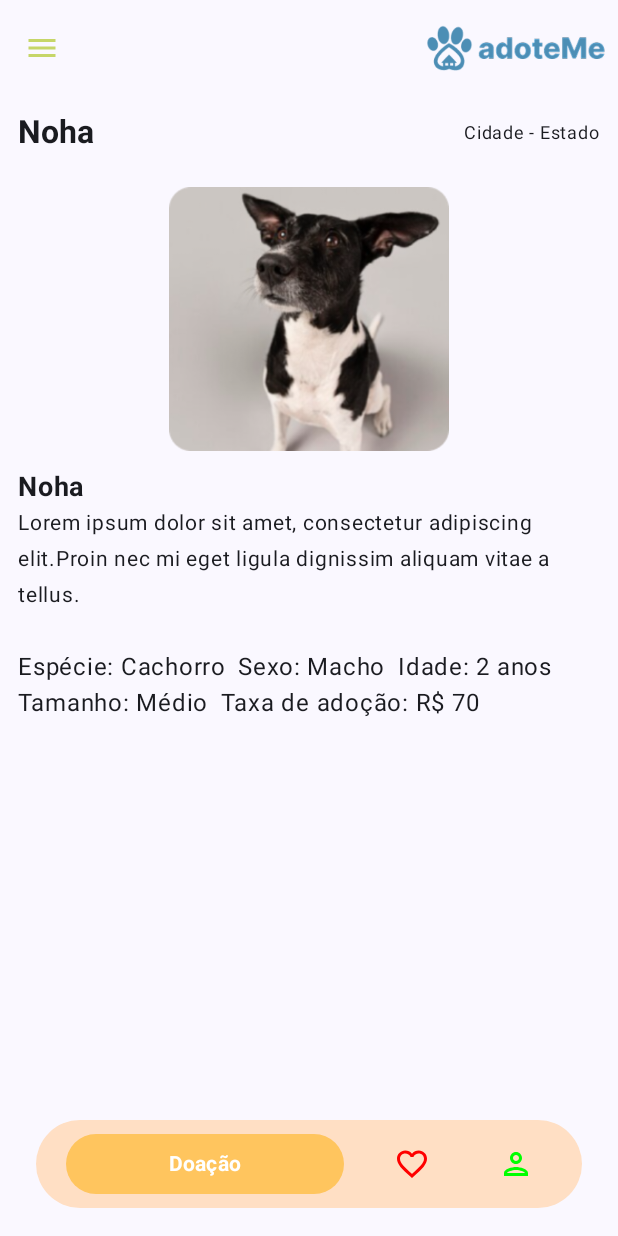
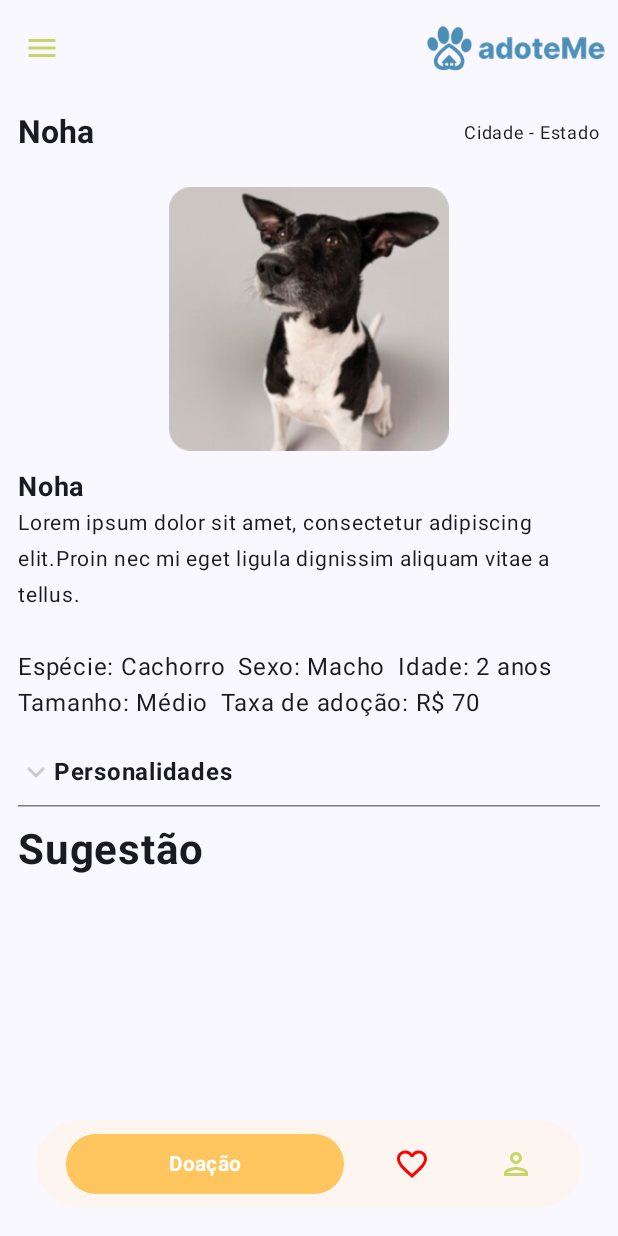
Before and after one commit to adoteme-project/adoteme-app, an Android app built with Jetpack Compose: the PetInfoScreen screen opened through its navigation route, on a phone screen of 412 x 824 dp. Run offline under Robolectric (Android 15) with nearby library versions, the light colour scheme and no system bars.

Commit message:
Componentes de personalidade do pet

```diff
--- a/app/src/main/java/com/example/adoteme_app/home/presentation/utils/components/AdotemeBottomAppBar.kt
+++ b/app/src/main/java/com/example/adoteme_app/home/presentation/utils/components/AdotemeBottomAppBar.kt
@@ -18,7 +18,6 @@ import androidx.compose.material3.Text
 import androidx.compose.runtime.Composable
 import androidx.compose.ui.Alignment
 import androidx.compose.ui.Modifier
-import androidx.compose.ui.draw.shadow
 import androidx.compose.ui.graphics.Color
 import androidx.compose.ui.text.font.FontWeight
 import androidx.compose.ui.unit.dp
@@ -31,12 +30,17 @@ fun AdotemeBottomAppBar() {
         green = 197,
         blue = 94
     )
+    // A cor do figma da muito claro
+    val secondaryColor = Color(
+        red = 253,
+        green = 246,
+        blue = 240
+    )
 
-    // A cor do fima da muito claro
-    val secondaryColor = Color(
-        red = 255,
-        green = 223,
-        blue = 196
+    val greenColor = Color(
+        red = 198,
+        green = 214,
+        blue = 104
     )
 
     BottomAppBar(
@@ -80,7 +84,7 @@ fun AdotemeBottomAppBar() {
                     Icon(
                         Icons.Outlined.Person,
                         contentDescription = "Usuário",
-                        tint = Color.Green
+                        tint = greenColor
                     )
                 }
             }
--- a/app/src/main/java/com/example/adoteme_app/pets/presentation/pet_info_screen/PetInfoScreen.kt
+++ b/app/src/main/java/com/example/adoteme_app/pets/presentation/pet_info_screen/PetInfoScreen.kt
@@ -21,6 +21,8 @@ import androidx.compose.ui.text.font.FontWeight
 import androidx.compose.ui.unit.dp
 import androidx.compose.ui.unit.sp
 import com.example.adoteme_app.R
+import com.example.adoteme_app.pets.utils.components.AccordionPersonality
+import com.example.adoteme_app.pets.utils.components.AccordionSection
 
 @Composable
 @ExperimentalLayoutApi
@@ -79,5 +81,15 @@ fun PetInfoScreen() {
             Text(text = "Tamanho: $petTamanho")
             Text(text = "Taxa de adoção: $petTaxa")
         }
+        AccordionPersonality(
+            sections = listOf(
+                AccordionSection(
+                    title = "Personalidades",
+                    rows = listOf("Brincalhão", "Calmo", "Territorial")
+                )
+            )
+        )
+        Spacer(modifier = Modifier.height(12.dp))
+        Text(text = "Sugestão", fontSize = 28.sp, fontWeight = FontWeight.Bold)
     }
 }
--- /dev/null
+++ b/app/src/main/java/com/example/adoteme_app/pets/utils/components/AccordionPersonality.kt
@@ -0,0 +1,90 @@
+package com.example.adoteme_app.pets.utils.components
+
+import androidx.compose.foundation.background
+import androidx.compose.foundation.clickable
+import androidx.compose.foundation.layout.Arrangement
+import androidx.compose.foundation.layout.Row
+import androidx.compose.foundation.layout.Spacer
+import androidx.compose.foundation.layout.fillMaxWidth
+import androidx.compose.foundation.layout.padding
+import androidx.compose.foundation.layout.size
+import androidx.compose.foundation.layout.width
+import androidx.compose.foundation.lazy.LazyColumn
+import androidx.compose.foundation.lazy.items
+import androidx.compose.material.icons.Icons
+import androidx.compose.material.icons.filled.KeyboardArrowDown
+import androidx.compose.material.icons.filled.KeyboardArrowUp
+import androidx.compose.material3.HorizontalDivider
+import androidx.compose.material3.Icon
+import androidx.compose.material3.Text
+import androidx.compose.runtime.Composable
+import androidx.compose.runtime.mutableStateOf
+import androidx.compose.runtime.remember
+import androidx.compose.runtime.toMutableStateList
+import androidx.compose.ui.Alignment
+import androidx.compose.ui.Modifier
+import androidx.compose.ui.graphics.Color
+import androidx.compose.ui.text.font.FontWeight
+import androidx.compose.ui.unit.dp
+
+@Composable
+fun AccordionPersonality(
+    sections: List<AccordionSection>,
+    modifier: Modifier = Modifier
+) {
+
+    val collapsedState = remember(sections) { sections.map { true }.toMutableStateList() }
+    LazyColumn (modifier) {
+        sections.forEachIndexed { i, dataItem ->
+            val collapsed = collapsedState[i]
+            item(key = "header_$i") {
+                Row (
+                    verticalAlignment = Alignment.CenterVertically,
+                    modifier = Modifier
+                        .clickable {
+                            collapsedState[i] = !collapsed
+                        }
+                ) {
+                    Icon(
+                        Icons.Default.run {
+                            if (collapsed)
+                                KeyboardArrowDown
+                            else
+                                KeyboardArrowUp
+                        },
+                        contentDescription = "",
+                        tint = Color.LightGray,
+                    )
+                    Text(
+                        dataItem.title,
+                        fontWeight = FontWeight.Bold,
+                        modifier = Modifier
+                            .padding(vertical = 10.dp)
+                            .weight(1f)
+                    )
+                }
+                HorizontalDivider()
+            }
+            if (!collapsed) {
+                items(dataItem.rows) { row ->
+                    Row(
+                        Modifier.fillMaxWidth(),
+                        verticalAlignment = Alignment.CenterVertically,
+                        horizontalArrangement = Arrangement.SpaceBetween
+                    ) {
+                        Text(
+                            row,
+                            modifier = Modifier
+                                .padding(vertical = 10.dp)
+                        )
+                        RatingBarPersonality(
+                            currentRating = 3,
+                        )
+                    }
+                }
+            }
+        }
+    }
+}
+
+data class AccordionSection(val title: String, val rows: List<String>)
--- /dev/null
+++ b/app/src/main/java/com/example/adoteme_app/pets/utils/components/RatingBar.kt
@@ -0,0 +1,28 @@
+package com.example.adoteme_app.pets.utils.components
+
+import androidx.compose.foundation.clickable
+import androidx.compose.foundation.layout.Row
+import androidx.compose.material.icons.Icons
+import androidx.compose.material.icons.filled.Pets
+import androidx.compose.material3.Icon
+import androidx.compose.runtime.Composable
+import androidx.compose.ui.Modifier
+import androidx.compose.ui.graphics.Color
+
+@Composable
+fun RatingBarPersonality(
+    maxRating:Int = 5,
+    currentRating:Int,
+    // onRatingSelected: (Int) -> Unit
+) {
+    Row {
+        for (i in 1..maxRating) {
+            Icon(
+                imageVector = Icons.Default.Pets,
+                contentDescription = "Contador de Personalidade",
+                tint = if (i <= currentRating) Color.Yellow else Color.Gray,
+                // modifier = Modifier.clickable { onRatingSelected(i) }
+            )
+        }
+    }
+}
```
